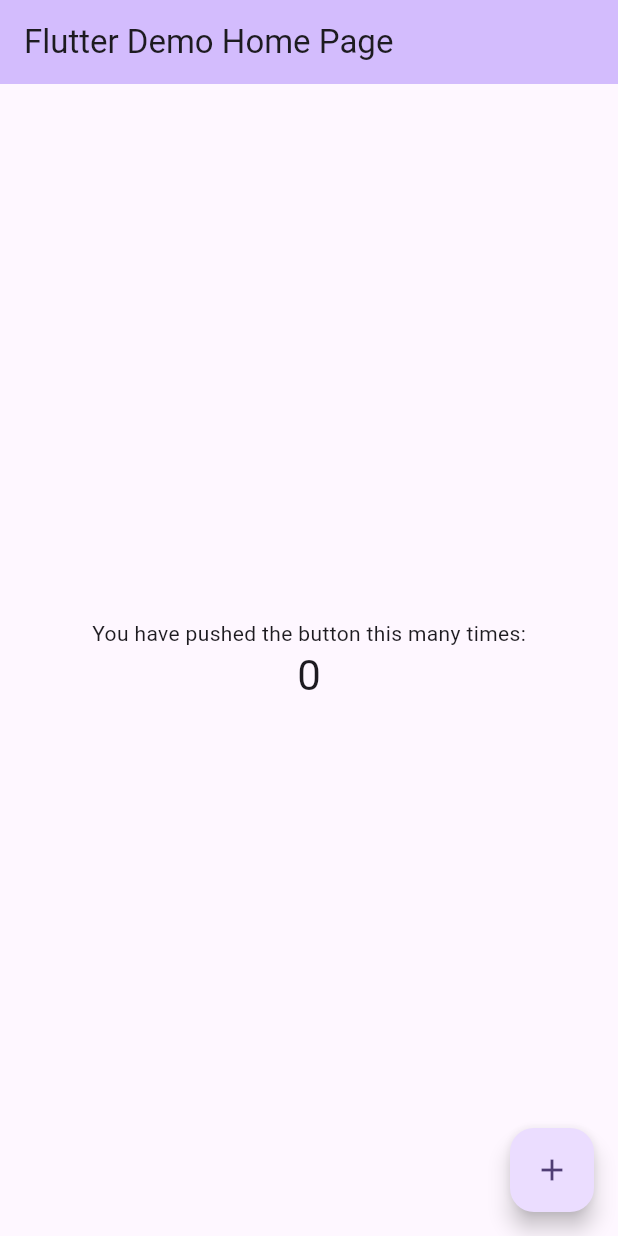
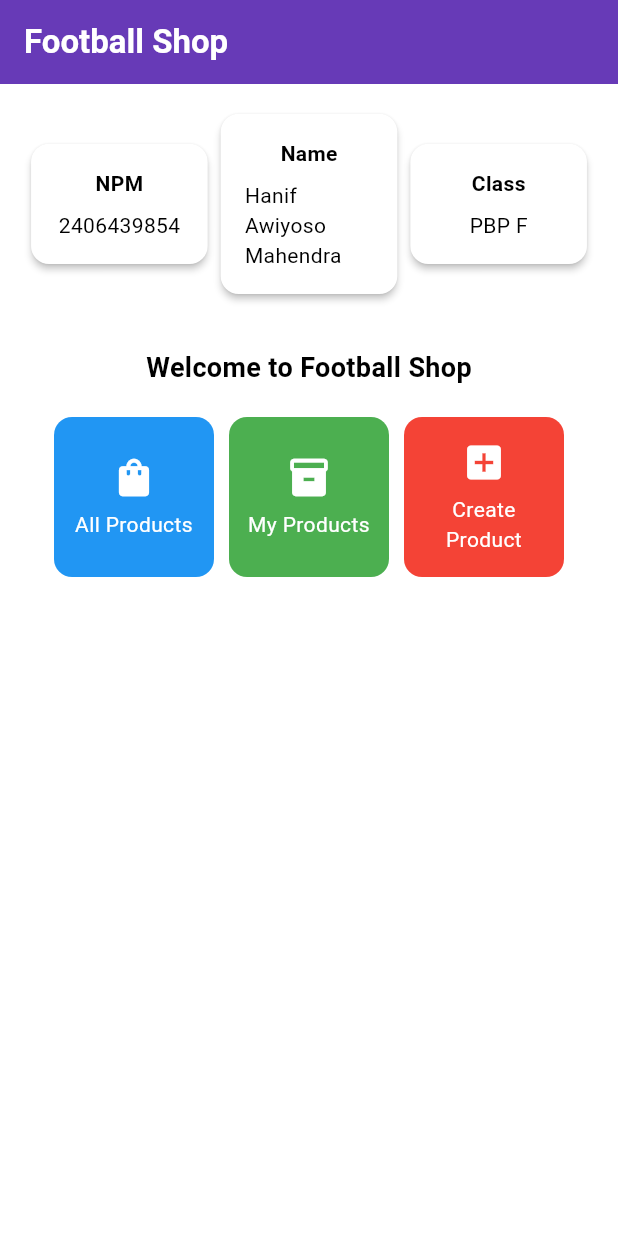
Before and after one commit to HanifMahendra/football-shops-flutter, a Flutter app: the screen it shows after launch, on a phone screen of 412 x 824 dp. Run offline on Flutter 3.47's test engine with Material 3 defaults, Android fonts, the phone set to English and light mode, and no system bars.

Commit message:
Tugas 7 Selesai

```diff
--- a/lib/main.dart
+++ b/lib/main.dart
@@ -1,4 +1,5 @@
 import 'package:flutter/material.dart';
+import 'package:football_shops/menu.dart';
 
 void main() {
   runApp(const MyApp());
@@ -7,116 +8,17 @@ void main() {
 class MyApp extends StatelessWidget {
   const MyApp({super.key});
 
-  // This widget is the root of your application.
   @override
   Widget build(BuildContext context) {
     return MaterialApp(
-      title: 'Flutter Demo',
+      title: 'Football Shop',
       theme: ThemeData(
-        // This is the theme of your application.
-        //
-        // TRY THIS: Try running your application with "flutter run". You'll see
-        // the application has a purple toolbar. Then, without quitting the app,
-        // try changing the seedColor in the colorScheme below to Colors.green
-        // and then invoke "hot reload" (save your changes or press the "hot
-        // reload" button in a Flutter-supported IDE, or press "r" if you used
-        // the command line to start the app).
-        //
-        // Notice that the counter didn't reset back to zero; the application
-        // state is not lost during the reload. To reset the state, use hot
-        // restart instead.
-        //
-        // This works for code too, not just values: Most code changes can be
-        // tested with just a hot reload.
-        colorScheme: ColorScheme.fromSeed(seedColor: Colors.deepPurple),
+        colorScheme: ColorScheme.fromSwatch(
+          primarySwatch: Colors.deepPurple,
+        ).copyWith(secondary: Colors.deepPurple[400]),
+        useMaterial3: true,
       ),
-      home: const MyHomePage(title: 'Flutter Demo Home Page'),
+      home: MyHomePage(),
     );
   }
 }
-
-class MyHomePage extends StatefulWidget {
-  const MyHomePage({super.key, required this.title});
-
-  // This widget is the home page of your application. It is stateful, meaning
-  // that it has a State object (defined below) that contains fields that affect
-  // how it looks.
-
-  // This class is the configuration for the state. It holds the values (in this
-  // case the title) provided by the parent (in this case the App widget) and
-  // used by the build method of the State. Fields in a Widget subclass are
-  // always marked "final".
-
-  final String title;
-
-  @override
-  State<MyHomePage> createState() => _MyHomePageState();
-}
-
-class _MyHomePageState extends State<MyHomePage> {
-  int _counter = 0;
-
-  void _incrementCounter() {
-    setState(() {
-      // This call to setState tells the Flutter framework that something has
-      // changed in this State, which causes it to rerun the build method below
-      // so that the display can reflect the updated values. If we changed
-      // _counter without calling setState(), then the build method would not be
-      // called again, and so nothing would appear to happen.
-      _counter++;
-    });
-  }
-
-  @override
-  Widget build(BuildContext context) {
-    // This method is rerun every time setState is called, for instance as done
-    // by the _incrementCounter method above.
-    //
-    // The Flutter framework has been optimized to make rerunning build methods
-    // fast, so that you can just rebuild anything that needs updating rather
-    // than having to individually change instances of widgets.
-    return Scaffold(
-      appBar: AppBar(
-        // TRY THIS: Try changing the color here to a specific color (to
-        // Colors.amber, perhaps?) and trigger a hot reload to see the AppBar
-        // change color while the other colors stay the same.
-        backgroundColor: Theme.of(context).colorScheme.inversePrimary,
-        // Here we take the value from the MyHomePage object that was created by
-        // the App.build method, and use it to set our appbar title.
-        title: Text(widget.title),
-      ),
-      body: Center(
-        // Center is a layout widget. It takes a single child and positions it
-        // in the middle of the parent.
-        child: Column(
-          // Column is also a layout widget. It takes a list of children and
-          // arranges them vertically. By default, it sizes itself to fit its
-          // children horizontally, and tries to be as tall as its parent.
-          //
-          // Column has various properties to control how it sizes itself and
-          // how it positions its children. Here we use mainAxisAlignment to
-          // center the children vertically; the main axis here is the vertical
-          // axis because Columns are vertical (the cross axis would be
-          // horizontal).
-          //
-          // TRY THIS: Invoke "debug painting" (choose the "Toggle Debug Paint"
-          // action in the IDE, or press "p" in the console), to see the
-          // wireframe for each widget.
-          mainAxisAlignment: MainAxisAlignment.center,
-          children: <Widget>[
-            const Text('You have pushed the button this many times:'),
-            Text(
-              '$_counter',
-              style: Theme.of(context).textTheme.headlineMedium,
-            ),
-          ],
-        ),
-      ),
-      floatingActionButton: FloatingActionButton(
-        onPressed: _incrementCounter,
-        tooltip: 'Increment',
-        child: const Icon(Icons.add),
-      ), // This trailing comma makes auto-formatting nicer for build methods.
-    );
-  }
-}
--- a/lib/menu.dart
+++ b/lib/menu.dart
@@ -0,0 +1,155 @@
+import 'package:flutter/material.dart';
+
+class MyHomePage extends StatelessWidget {
+  MyHomePage({super.key});
+
+  final String npm = '2406439854';
+  final String name = 'Hanif Awiyoso Mahendra';
+  final String className = 'PBP F';
+
+  final List<ItemHomepage> items = [
+    ItemHomepage("All Products", Icons.shopping_bag, Colors.blue),
+    ItemHomepage("My Products", Icons.inventory, Colors.green),
+    ItemHomepage("Create Product", Icons.add_box, Colors.red),
+  ];
+
+  @override
+  Widget build(BuildContext context) {
+    return Scaffold(
+      appBar: AppBar(
+        title: const Text(
+          'Football Shop',
+          style: TextStyle(
+            color: Colors.white,
+            fontWeight: FontWeight.bold,
+          ),
+        ),
+        backgroundColor: Theme.of(context).colorScheme.primary,
+      ),
+      body: Padding(
+        padding: const EdgeInsets.all(16.0),
+        child: Column(
+          crossAxisAlignment: CrossAxisAlignment.center,
+          children: [
+            Row(
+              mainAxisAlignment: MainAxisAlignment.spaceEvenly,
+              children: [
+                InfoCard(title: 'NPM', content: npm),
+                InfoCard(title: 'Name', content: name),
+                InfoCard(title: 'Class', content: className),
+              ],
+            ),
+            const SizedBox(height: 16.0),
+            Center(
+              child: Column(
+                children: [
+                  const Padding(
+                    padding: EdgeInsets.only(top: 16.0),
+                    child: Text(
+                      'Welcome to Football Shop',
+                      style: TextStyle(
+                        fontWeight: FontWeight.bold,
+                        fontSize: 18.0,
+                      ),
+                    ),
+                  ),
+                  GridView.count(
+                    primary: true,
+                    padding: const EdgeInsets.all(20),
+                    crossAxisSpacing: 10,
+                    mainAxisSpacing: 10,
+                    crossAxisCount: 3,
+                    shrinkWrap: true,
+                    children: items.map((ItemHomepage item) {
+                      return ItemCard(item);
+                    }).toList(),
+                  ),
+                ],
+              ),
+            ),
+          ],
+        ),
+      ),
+    );
+  }
+}
+
+class InfoCard extends StatelessWidget {
+  final String title;
+  final String content;
+
+  const InfoCard({super.key, required this.title, required this.content});
+
+  @override
+  Widget build(BuildContext context) {
+    return Card(
+      elevation: 2.0,
+      child: Container(
+        width: MediaQuery.of(context).size.width / 3.5,
+        padding: const EdgeInsets.all(16.0),
+        child: Column(
+          children: [
+            Text(
+              title,
+              style: const TextStyle(fontWeight: FontWeight.bold),
+            ),
+            const SizedBox(height: 8.0),
+            Text(content),
+          ],
+        ),
+      ),
+    );
+  }
+}
+
+class ItemHomepage {
+  final String name;
+  final IconData icon;
+  final Color color;
+
+  ItemHomepage(this.name, this.icon, this.color);
+}
+
+class ItemCard extends StatelessWidget {
+  final ItemHomepage item;
+
+  const ItemCard(this.item, {super.key});
+
+  @override
+  Widget build(BuildContext context) {
+    return Material(
+      color: item.color,
+      borderRadius: BorderRadius.circular(12),
+      child: InkWell(
+        onTap: () {
+          ScaffoldMessenger.of(context)
+            ..hideCurrentSnackBar()
+            ..showSnackBar(
+              SnackBar(content: Text("Kamu telah menekan tombol ${item.name}"))
+            );
+        },
+        child: Container(
+          padding: const EdgeInsets.all(8),
+          child: Center(
+            child: Column(
+              mainAxisAlignment: MainAxisAlignment.center,
+              children: [
+                Icon(
+                  item.icon,
+                  color: Colors.white,
+                  size: 30.0,
+                ),
+                const Padding(padding: EdgeInsets.all(3)),
+                Text(
+                  item.name,
+                  textAlign: TextAlign.center,
+                  style: const TextStyle(color: Colors.white),
+                ),
+              ],
+            ),
+          ),
+        ),
+      ),
+    );
+  }
+}
```
Also changed, not shown: 1 other file.
